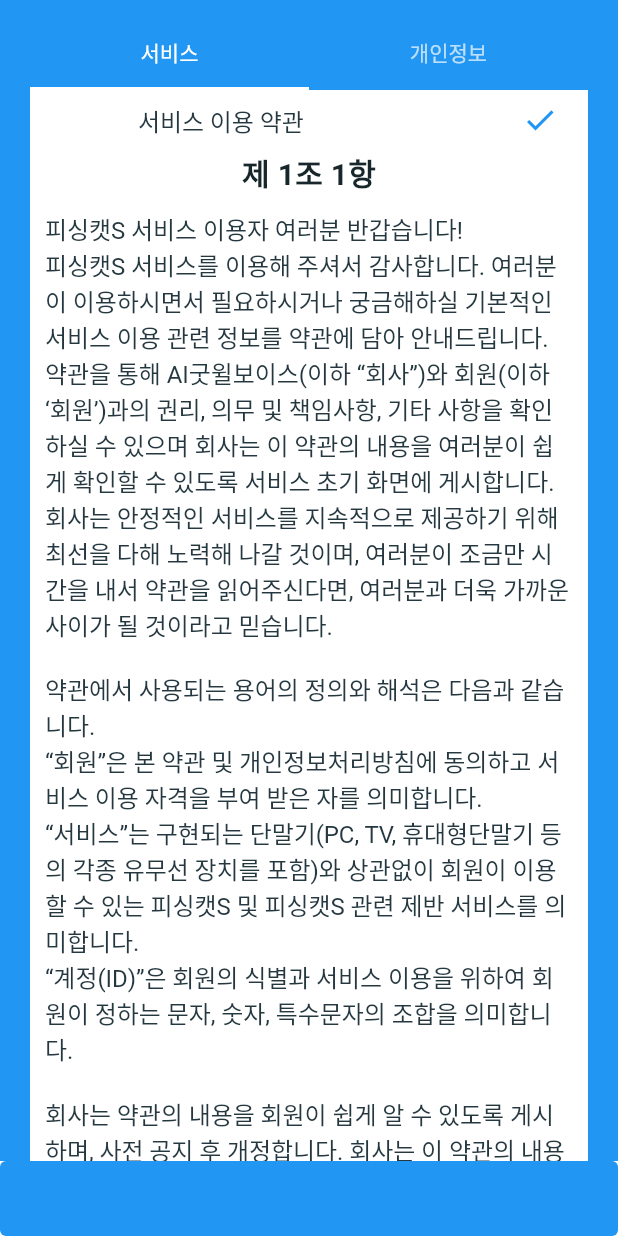
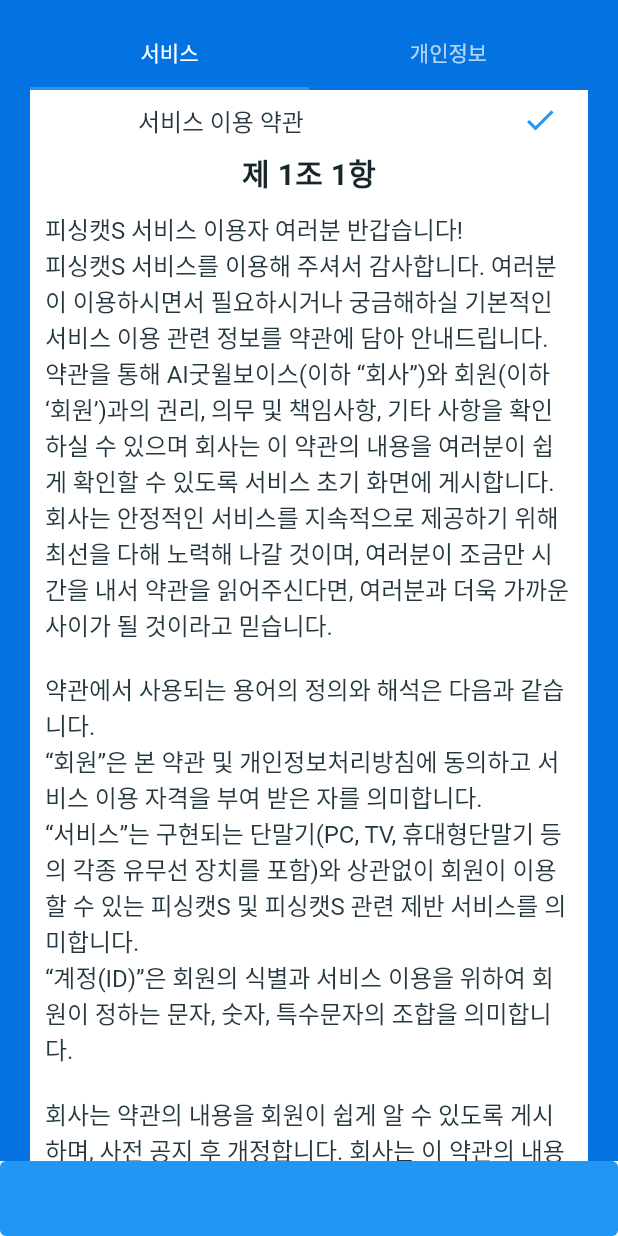
Before and after one commit to PhishingKaT-S/PhishingKaT-S-Application, a Flutter app: the screen it shows after launch, item 3 of the bottom bar chosen, after a tap on "시작하기", on a phone screen of 412 x 824 dp. Run offline on Flutter 3.47's test engine with Material 2 defaults, Android fonts, the phone set to English and light mode, and no system bars; our stand-ins replace animated_text_kit, flutter_svg, google_fonts, lottie, table_calendar; missing offline and left inert: flutter_circular_chart_two, line_chart; Roboto replaces fonts that are missing (WorkSans); statements that could not run were skipped; project files that could hold a hidden picture were left out.

Commit message:
7/29 modifying detailed_info, login page, phone_certi, policy, service, launch_bottombar, theme

```diff
--- a/lib/kat_widget/launch_bottombar.dart
+++ b/lib/kat_widget/launch_bottombar.dart
@@ -17,7 +17,7 @@
     height: 50,
     child: TextButton(
       style: ButtonStyle(
-          backgroundColor: MaterialStateProperty.all(Colors.blue)),
+          backgroundColor: MaterialStateProperty.all(AppTheme.startBackground)),
       onPressed: () {
         onPress();
         //여기에 detailed info로 넘어가야됨
--- a/lib/launch/login_page.dart
+++ b/lib/launch/login_page.dart
@@ -1,16 +1,16 @@
 /*
 * writer Jiwon Jung
-* date: 7/25
-* description: writing 0.1
+* date: 7/29
+* description: adding the bottom line writing
 * */
 
 /*
 writer:정지원
 date: 7/26
 description: Creating the LoginPage
+next Page=>Policy()
 *
 * */
-
 
 import 'package:flutter/material.dart';
 import 'policy.dart';
@@ -23,34 +23,64 @@
   @override
   Widget build(BuildContext context) {
     return Scaffold(
-            body:
-            Container(
-              color:Colors.blue,
-              child: Center(
-                  child: Column(
+      bottomNavigationBar: _bottom_bar(),
+        body: Container(
+      color: AppTheme.startBackground,
+      child: Center(child: _start_view(context)),
+    ));
+  }
+
+  Container _bottom_bar() {
+    return Container(
+      child: Container(
+        width: double.infinity,
+        height: 50,
+        alignment: Alignment.topCenter,
+        color: AppTheme.startBackground,
+        padding: EdgeInsets.fromLTRB(0,0,0,20),
+        child: Text(
+          '시작하기를 누르면 이용약관 및 정책 동의로 간주합니다',
+          style: AppTheme.start_caption,
+        ),
+      ),
+    );
+  }
+
+  Widget _start_view(BuildContext context) {
+    return Column(
         mainAxisAlignment: MainAxisAlignment.center,
         children: <Widget>[
-
-                    Row(children:<Widget>[
+          Row(children: <Widget>[
             expanded_sizedBox(),
             Expanded(
               /*
                         * 해야할 일: 스타일이 수정되어야 됨
                         * */
-                            child:  Center(child: Text('나와 내 이웃을 지키는', style: AppTheme.title)),
-                            flex: 2,
+              child: Column(children: <Widget>[
+
+                Container(
+                  width: 300,
+                  height:25,
+                  child: Align(
+                    alignment: Alignment.bottomCenter,
+                    child: Text(
+                      '나와 내 이웃을 지키는',
+                      style: TextStyle(
+                        color: Colors.white,
+                        fontSize: 20,
+                        fontWeight: FontWeight.bold,
                       ),
-                        expanded_sizedBox()
-                      ]),
-
-                    Row(
-                        children: [
-                          expanded_sizedBox(),
-                          Expanded( // 간격 맞추기
-                            flex: 2,
-                            child:
-                            Center(
-                              child: Text('피싱캣S', style: TextStyle(
+                    ),
+                  ),
+                ),
+                Container(
+                  width: 300,
+                  height:80,
+                  child: Align(
+                    alignment: Alignment.topCenter,
+                    child: Text(
+                      '피싱캣S',
+                      style: TextStyle(
                         color: Colors.white,
                         fontSize: 50,
                         fontWeight: FontWeight.bold,
@@ -58,53 +88,45 @@
                     ),
                   ),
                 ),
-                          expanded_sizedBox(),
-                        ],
+              ]),
+              flex: 2,
             ),
+            expanded_sizedBox()
+          ]),
 
-                    SizedBox(height: 10,), // 간격 맞추기
+          SizedBox(
+            height: 10,
+          ), // 간격 맞추기
 
           //시작하기 버튼이 있고, 이 시작하기 버튼은 policy 화면으로 옮겨감
           Row(
             children: [
               expanded_sizedBox(),
-
-                          Expanded( // 간격 맞추기
+              Expanded(
+                // 간격 맞추기
                 flex: 2,
                 child: TextButton(
-
-                              style: ButtonStyle(
-                                backgroundColor: MaterialStateProperty.all<Color>(Colors.white),
-                              ),
+                    style: AppTheme.buttonStyle_white,
                     onPressed: () {
-                                Navigator.push(context, MaterialPageRoute(builder: (context)=>Policy()));
+                      Navigator.push(context,
+                          MaterialPageRoute(builder: (context) => Policy()));
                     },
-                              child:Text("시작하기",style:AppTheme.title)
-                            ),
+                    child: Text("시작하기", style: AppTheme.button_blue)),
               ),
               expanded_sizedBox(),
             ],
           )
-                  ]
-
-          )
-        ),
-            )
-      );
+        ]);
   }
-
-
-
 
   /*
     * 구현 맞추기 위한 sizedbox
     *
     * */
   Widget expanded_sizedBox() {
-    return Expanded(child: // 간격 맞추기
-                        SizedBox(
-                        ),
-                            flex:1
-                        );
+    return Expanded(
+        child: // 간격 맞추기
+            SizedBox(),
+        flex: 1);
   }
 }
--- a/lib/launch/policy.dart
+++ b/lib/launch/policy.dart
@@ -2,9 +2,11 @@
 * writer Jiwon Jung
 * date: 7/26
 * description: writing 0.2, 0.21
+* 7/29: be modifying the border of inner scaffold
 * */
 
 import 'package:flutter/material.dart';
+import '../Theme.dart';
 import 'access_authority.dart';
 import 'private_info.dart';
 import 'service.dart';
@@ -40,22 +42,9 @@
       /*
       * 밑의 확인을 누르면 AcessAuthoiry로 옮겨감
       * */
-      bottomNavigationBar: bottomBar(title: '확인', onPress: (){
-        Navigator.pop(context);
-        Navigator.push(context, MaterialPageRoute(builder: (context)=>(AccessAuthority())));
-      }),
+      bottomNavigationBar: _bottom_bar(context),
 
-      appBar: PreferredSize(
-        preferredSize: Size.fromHeight(60.0),
-        child: AppBar(
-          elevation: 0,
-          bottom:TabBar(
-            padding: EdgeInsets.fromLTRB(20,0, 20, 0),
-            controller: _tabController,
-            tabs: myTabs
-          )
-        ),
-      ),
+      appBar: _appbar(),
 
         //내용 출력
         body:TabBarView(
@@ -63,25 +52,24 @@
             children: [
               //서비스에 대한 카드를 보여준다.
               Container(
-                color: Colors.blue,
                 child: Card(
                   margin: EdgeInsets.fromLTRB(20, 0, 20, 0),
-                  shape:RoundedRectangleBorder(
-                    borderRadius: BorderRadius.circular(20),
-                  ),
+                  /*shape:RoundedRectangleBorder(
+                    borderRadius: BorderRadius.circular(30),
+                  ),*/
                   elevation: 0,
-                  child: Service(),
+                  child:Service()
                 ),
+                color: AppTheme.startBackground,
               ),
 
               //개인 정보에 대한 카드를 보여준다
               Container(
-                color: Colors.blue,
                 child: Card(
                   margin: EdgeInsets.fromLTRB(20, 0, 20, 0),
-                  shape:RoundedRectangleBorder(
+                  /*shape:RoundedRectangleBorder(
                     borderRadius: BorderRadius.circular(20),
-                  ),
+                  ),*/
                   elevation: 0,
                   child: privateinfo(),
                 ),
@@ -92,4 +80,26 @@
 
     );
   }
+
+  PreferredSize _appbar() {
+    return PreferredSize(
+      preferredSize: Size.fromHeight(60.0),
+      child: AppBar(
+        backgroundColor: AppTheme.startBackground,
+        elevation: 0,
+        bottom:TabBar(
+          padding: EdgeInsets.fromLTRB(20,0, 20, 0),
+          controller: _tabController,
+          tabs: myTabs
+        )
+      ),
+    );
+  }
+
+  Widget _bottom_bar(BuildContext context) {
+    return bottomBar(title: '확인', onPress: (){
+      Navigator.pop(context);
+      Navigator.push(context, MaterialPageRoute(builder: (context)=>(AccessAuthority())));
+    });
+  }
 }
--- a/lib/launch/service.dart
+++ b/lib/launch/service.dart
@@ -2,6 +2,7 @@
 * writer Jiwon Jung
 * date: 7/26
 * description: writing 0.2, 0.21
+* 7/29: modifying the inner scaffold.
 * */
 import 'package:flutter/material.dart';
 import '../Theme.dart';
@@ -11,10 +12,13 @@
   Widget build(BuildContext context) {
     return
       Container(
-          width: double.infinity,
-          height: double.infinity,
-          color: Colors.white,
-          child: ServiceWidget(serviceTitle: '서비스 이용 약관',conText: '제 1조 1항')
+          decoration: BoxDecoration(
+            borderRadius: BorderRadius.circular(3),
+          ),
+            width: double.infinity,
+            height: double.infinity,
+          child: ServiceWidget(serviceTitle: '서비스 이용 약관',conText: '제 1조 1항'),
+
       );
   }
 }
--- a/lib/theme.dart
+++ b/lib/theme.dart
@@ -1,5 +1,12 @@
 import 'package:flutter/material.dart';
-
+/*
+* jiwon:
+*  content:
+*   7/29: adding
+*             color: the collor startBackground
+*             text style: button blue, start_caption
+*             buttonstyle: buttonStyle_white
+* */
 class AppTheme{
 
   static const Color notWhite = Color(0xFFEDF0F2);
@@ -31,6 +38,7 @@
   static const Color whiteGreyBackground = Color(0xFFF0F0F0) ;
   static const Color blueLineChart = Color(0xFF0473E1);
   static const Color spacer = Color(0xFFF2F2F2);
+  static const Color startBackground = Color(0xFF0473E1);
   static const String fontName = 'WorkSans';
 
   static const TextTheme textTheme = TextTheme(
@@ -139,4 +147,26 @@
     letterSpacing: 0.2,
     color: whiteText, // was lightText
   );
+
+  static const TextStyle button_blue = TextStyle( // 로그인 버튼의 파란색 버튼
+    fontFamily: fontName,
+    fontWeight: FontWeight.w400,
+    fontSize: 19,
+    letterSpacing: 0.2,
+    color:blueText,
+  );
+
+  static const TextStyle start_caption = TextStyle( //스타트 하단 텍스트
+    fontFamily: fontName,
+    fontSize: 10,
+    letterSpacing: 0.2,
+    color: whiteText,
+  );
+
+  static final ButtonStyle buttonStyle_white = ButtonStyle( //LoginPage 시작하기 버튼
+    backgroundColor: MaterialStateProperty.all<Color>(Colors.white),
+    shape: MaterialStateProperty.all<RoundedRectangleBorder>(RoundedRectangleBorder(
+      borderRadius: BorderRadius.circular(17.5),
+    ))
+  );
 }
```
Also changed, not shown: lib/launch/detailed_info.dart (+125 -69 lines), lib/launch/phone_certification.dart (+10 -6 lines). Lines whose indentation alone changed are shown as unchanged.
